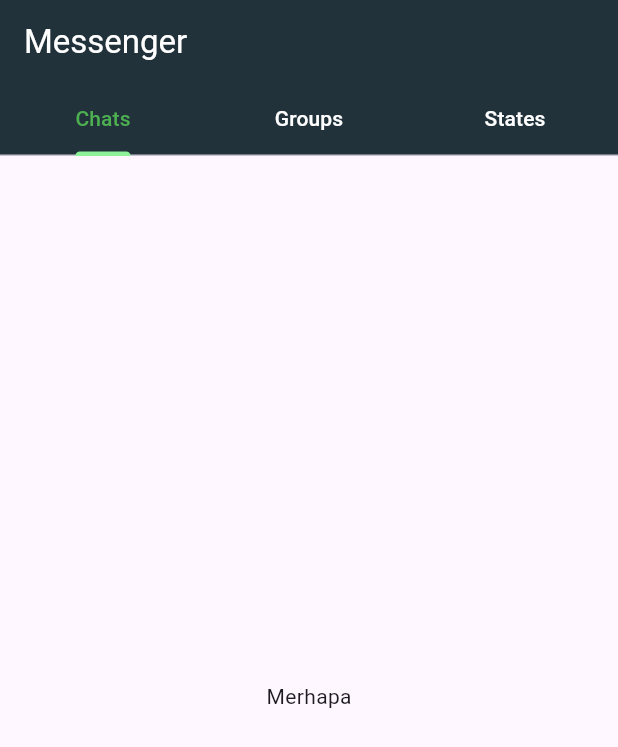
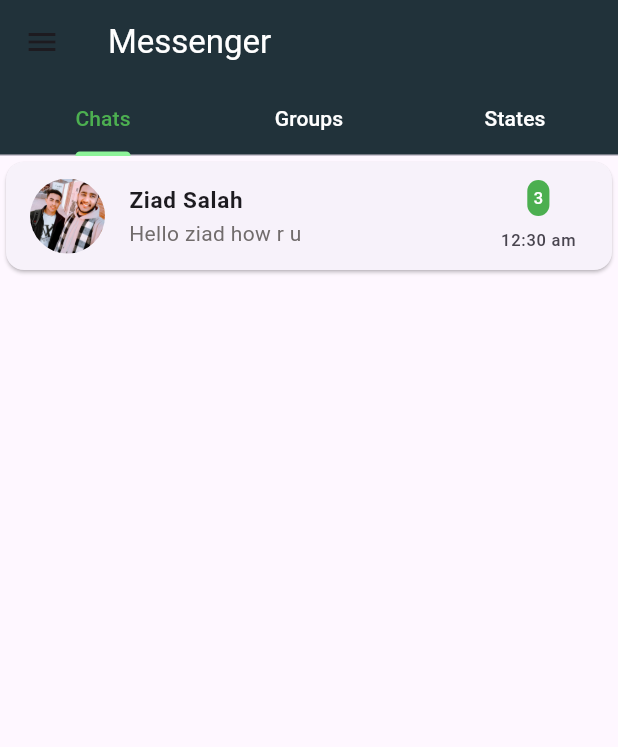
Before and after one commit to ZiadSala7/Chat_App, a Flutter app: the screen it shows once a user with an empty profile is signed in, on a phone screen of 412 x 824 dp. Shown: the top 747 px of the screen. Run offline on Flutter 3.47's test engine with Material 3 defaults, Android fonts, the phone set to English and light mode, and no system bars; our stand-ins replace firebase_auth, firebase_core; accounts and stored records are empty.

Commit message:
drawer and chat page style

```diff
--- /dev/null
+++ b/lib/home/chats/chats_page.dart
@@ -0,0 +1,69 @@
+import 'package:flutter/material.dart';
+
+class ChatScreen extends StatefulWidget {
+  const ChatScreen({super.key});
+
+  @override
+  State<ChatScreen> createState() => _ChatScreenState();
+}
+
+class _ChatScreenState extends State<ChatScreen> {
+  @override
+  Widget build(BuildContext context) {
+    return Scaffold(
+      body: ListView(
+        children: [
+          GestureDetector(
+            onTap: () {},
+            child: Card(
+              margin: const EdgeInsets.all(4),
+              child: ListTile(
+                leading: Container(
+                  height: 50,
+                  width: 50,
+                  child: ClipRRect(
+                    borderRadius: BorderRadius.circular(60),
+                    child: Image.asset(
+                      'assets/images/profile.jpg',
+                      fit: BoxFit.cover,
+                    ),
+                  ),
+                ),
+                title: const Text(
+                  'Ziad Salah',
+                  style: TextStyle(
+                    fontSize: 15,
+                    fontWeight: FontWeight.w600,
+                  ),
+                ),
+                subtitle: const Text(
+                  'Hello ziad how r u',
+                  style: TextStyle(
+                      fontWeight: FontWeight.w400,
+                      color: Color.fromARGB(255, 113, 108, 108)),
+                ),
+                trailing: Column(
+                  mainAxisAlignment: MainAxisAlignment.spaceAround,
+                  children: [
+                    Container(
+                      padding: const EdgeInsets.all(4),
+                      decoration: BoxDecoration(
+                        color: Colors.green,
+                        borderRadius: BorderRadius.circular(100),
+                      ),
+                      child: const Text(
+                        '3',
+                        style: TextStyle(color: Colors.white),
+                      ),
+                    ),
+                    const Text('12:30 am')
+                  ],
+                ),
+              ),
+            ),
+          ),
+        ],
+      ),
+    );
+  }
+}
--- a/lib/home/home_screen.dart
+++ b/lib/home/home_screen.dart
@@ -1,3 +1,4 @@
+import 'package:chat_app/home/chats/chats_page.dart';
 import 'package:chat_app/home/test.dart';
 import 'package:flutter/material.dart';
 
@@ -14,6 +15,7 @@ class _HomeScreenState extends State<HomeScreen> {
     return DefaultTabController(
       length: 3,
       child: Scaffold(
+        drawer: const Drawer(),
         appBar: AppBar(
           title: const Text(
             'Messenger',
@@ -47,7 +49,7 @@ class _HomeScreenState extends State<HomeScreen> {
         ),
         body: const TabBarView(
           children: [
-            Test(txt: 'Merhapa'),
+            ChatScreen(),
             Test(txt: 'Hello world'),
             Test(txt: 'Merhapa++'),
           ],
--- a/pubspec.yaml
+++ b/pubspec.yaml
@@ -38,6 +38,7 @@ dependencies:
   firebase_core: ^2.25.4
   firebase_auth: ^4.17.4
   email_validator: ^2.1.17
+  google_sign_in: ^6.2.1
 
 dev_dependencies:
   flutter_test:
```
Also changed, not shown: assets/images/profile.jpg (added), pubspec.lock, 2 other files.
